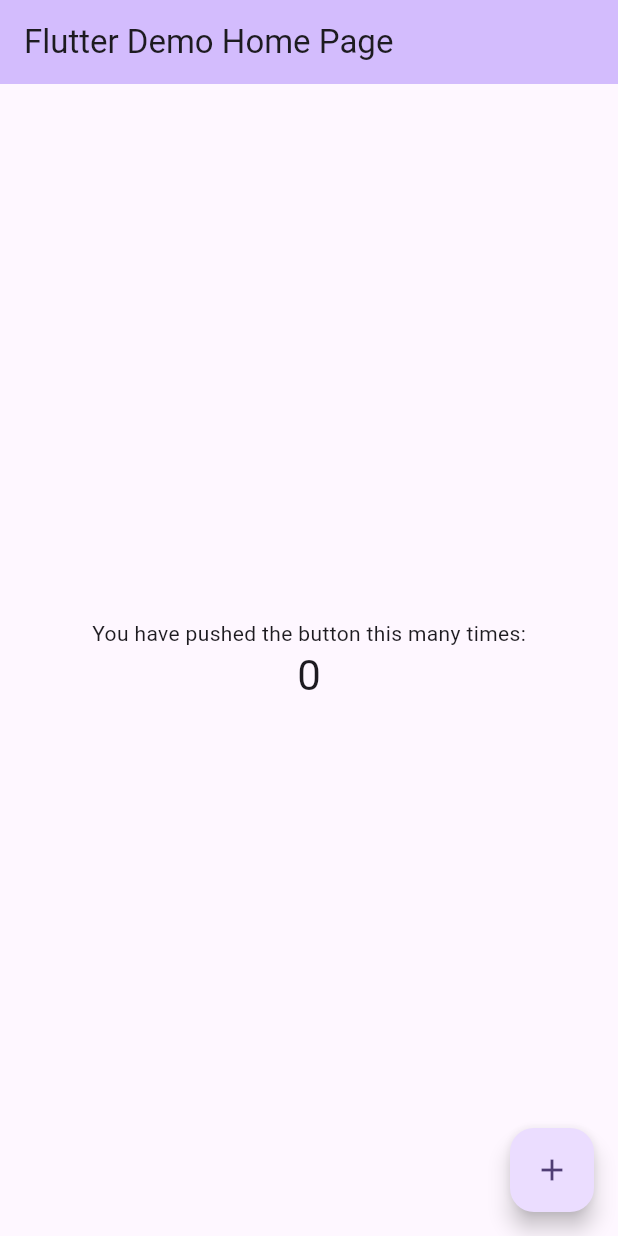
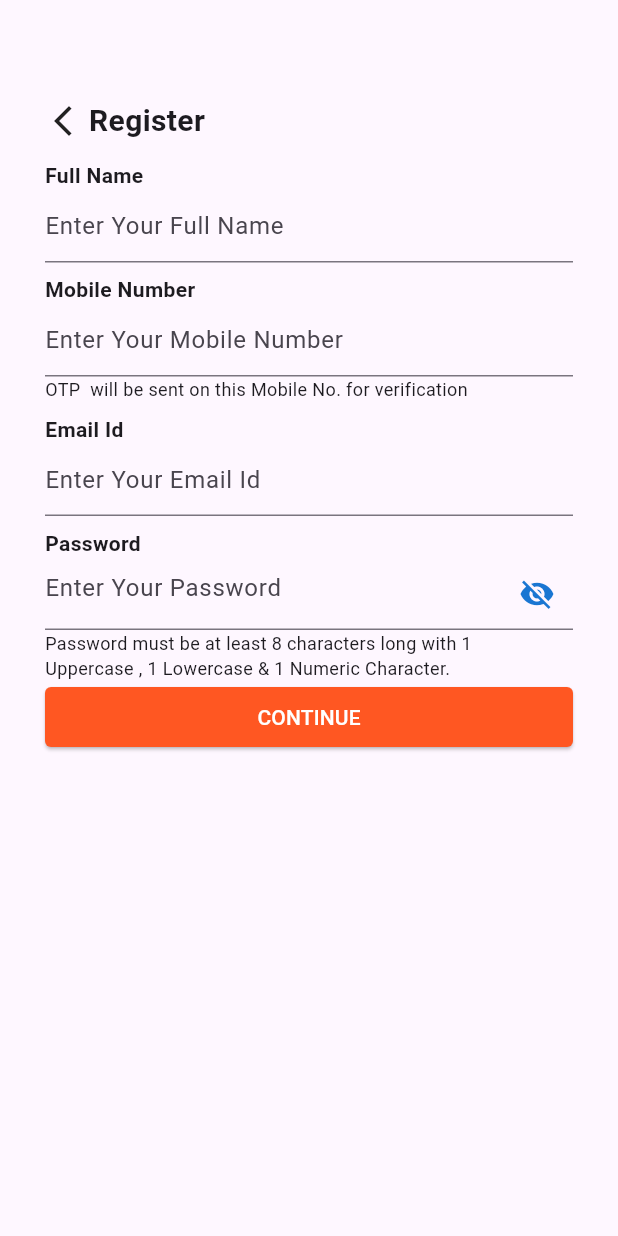
Before and after one commit to navin-680/firstcry, a Flutter app: the screen it shows after launch, on a phone screen of 412 x 824 dp. Run offline on Flutter 3.47's test engine with Material 2 defaults, Android fonts, the phone set to English and light mode, and no system bars; our stand-ins replace cloud_firestore, firebase_core, get; accounts and stored records are empty.

Commit message:
login and register page ui complete

```diff
--- a/lib/main.dart
+++ b/lib/main.dart
@@ -1,6 +1,13 @@
+import 'package:first_cry_demo/register/view/register_page.dart';
 import 'package:flutter/material.dart';
+import 'package:get/get.dart';
+import 'package:firebase_core/firebase_core.dart';
 
-void main() {
+import 'login/view/login_page.dart';
+
+void main() async{
+  WidgetsFlutterBinding.ensureInitialized();
+  await Firebase.initializeApp();
   runApp(const MyApp());
 }
 
@@ -10,116 +17,13 @@ class MyApp extends StatelessWidget {
   // This widget is the root of your application.
   @override
   Widget build(BuildContext context) {
-    return MaterialApp(
+    return GetMaterialApp(
       title: 'Flutter Demo',
       theme: ThemeData(
-        // This is the theme of your application.
-        //
-        // TRY THIS: Try running your application with "flutter run". You'll see
-        // the application has a blue toolbar. Then, without quitting the app,
-        // try changing the seedColor in the colorScheme below to Colors.green
-        // and then invoke "hot reload" (save your changes or press the "hot
-        // reload" button in a Flutter-supported IDE, or press "r" if you used
-        // the command line to start the app).
-        //
-        // Notice that the counter didn't reset back to zero; the application
-        // state is not lost during the reload. To reset the state, use hot
-        // restart instead.
-        //
-        // This works for code too, not just values: Most code changes can be
-        // tested with just a hot reload.
         colorScheme: ColorScheme.fromSeed(seedColor: Colors.deepPurple),
         useMaterial3: true,
       ),
-      home: const MyHomePage(title: 'Flutter Demo Home Page'),
+      home:  RegisterPage(),
     );
   }
 }
-
-class MyHomePage extends StatefulWidget {
-  const MyHomePage({super.key, required this.title});
-
-  // This widget is the home page of your application. It is stateful, meaning
-  // that it has a State object (defined below) that contains fields that affect
-  // how it looks.
-
-  // This class is the configuration for the state. It holds the values (in this
-  // case the title) provided by the parent (in this case the App widget) and
-  // used by the build method of the State. Fields in a Widget subclass are
-  // always marked "final".
-
-  final String title;
-
-  @override
-  State<MyHomePage> createState() => _MyHomePageState();
-}
-
-class _MyHomePageState extends State<MyHomePage> {
-  int _counter = 0;
-
-  void _incrementCounter() {
-    setState(() {
-      // This call to setState tells the Flutter framework that something has
-      // changed in this State, which causes it to rerun the build method below
-      // so that the display can reflect the updated values. If we changed
-      // _counter without calling setState(), then the build method would not be
-      // called again, and so nothing would appear to happen.
-      _counter++;
-    });
-  }
-
-  @override
-  Widget build(BuildContext context) {
-    // This method is rerun every time setState is called, for instance as done
-    // by the _incrementCounter method above.
-    //
-    // The Flutter framework has been optimized to make rerunning build methods
-    // fast, so that you can just rebuild anything that needs updating rather
-    // than having to individually change instances of widgets.
-    return Scaffold(
-      appBar: AppBar(
-        // TRY THIS: Try changing the color here to a specific color (to
-        // Colors.amber, perhaps?) and trigger a hot reload to see the AppBar
-        // change color while the other colors stay the same.
-        backgroundColor: Theme.of(context).colorScheme.inversePrimary,
-        // Here we take the value from the MyHomePage object that was created by
-        // the App.build method, and use it to set our appbar title.
-        title: Text(widget.title),
-      ),
-      body: Center(
-        // Center is a layout widget. It takes a single child and positions it
-        // in the middle of the parent.
-        child: Column(
-          // Column is also a layout widget. It takes a list of children and
-          // arranges them vertically. By default, it sizes itself to fit its
-          // children horizontally, and tries to be as tall as its parent.
-          //
-          // Column has various properties to control how it sizes itself and
-          // how it positions its children. Here we use mainAxisAlignment to
-          // center the children vertically; the main axis here is the vertical
-          // axis because Columns are vertical (the cross axis would be
-          // horizontal).
-          //
-          // TRY THIS: Invoke "debug painting" (choose the "Toggle Debug Paint"
-          // action in the IDE, or press "p" in the console), to see the
-          // wireframe for each widget.
-          mainAxisAlignment: MainAxisAlignment.center,
-          children: <Widget>[
-            const Text(
-              'You have pushed the button this many times:',
-            ),
-            Text(
-              '$_counter',
-              style: Theme.of(context).textTheme.headlineMedium,
-            ),
-          ],
-        ),
-      ),
-      floatingActionButton: FloatingActionButton(
-        onPressed: _incrementCounter,
-        tooltip: 'Increment',
-        child: const Icon(Icons.add),
-      ), // This trailing comma makes auto-formatting nicer for build methods.
-    );
-  }
-}
--- /dev/null
+++ b/lib/register/controller/RegisterController.dart
@@ -0,0 +1,20 @@
+import 'package:first_cry_demo/register/model/RegisterModel.dart';
+import 'package:get/get.dart';
+import 'package:cloud_firestore/cloud_firestore.dart';
+
+class RegisterController extends GetxController{
+  FirebaseFirestore firestore = FirebaseFirestore.instance;
+  CollectionReference users = FirebaseFirestore.instance.collection('users');
+
+  Future<void> addUser(RegisterModel model) {
+    return users
+        .add({
+      'full_name': model.fullName, // John Doe
+      'mobile_number': model.mobileNo, // Stokes and Sons
+      'email_id': model.email,
+      'password':model.password// 42
+    })
+        .then((value) => print("User Added"))
+        .catchError((error) => print("Failed to add user: $error"));
+  }
+}
--- /dev/null
+++ b/lib/register/model/RegisterModel.dart
@@ -0,0 +1,24 @@
+class RegisterModel {
+  String? fullName;
+  int? mobileNo;
+  String? email;
+  String? password;
+
+  RegisterModel({this.fullName, this.mobileNo, this.email, this.password});
+
+  RegisterModel.fromJson(Map<String, dynamic> json) {
+    fullName = json['fullName'];
+    mobileNo = json['mobile_no'];
+    email = json['email'];
+    password = json['password'];
+  }
+
+  Map<String, dynamic> toJson() {
+    final Map<String, dynamic> data = <String, dynamic>{};
+    data['fullName'] = fullName;
+    data['mobile_no'] = mobileNo;
+    data['email'] = email;
+    data['password'] = password;
+    return data;
+  }
+}
--- /dev/null
+++ b/lib/register/view/register_page.dart
@@ -0,0 +1,166 @@
+import 'package:first_cry_demo/register/controller/RegisterController.dart';
+import 'package:first_cry_demo/register/model/RegisterModel.dart';
+import 'package:flutter/material.dart';
+import 'package:get/get.dart';
+class RegisterPage extends StatelessWidget {
+   RegisterPage({super.key});
+  final RegisterController controller = Get.put(RegisterController());
+
+  @override
+  Widget build(BuildContext context) {
+    var passwordVisible = false;
+    return Scaffold(
+      appBar: AppBar(),
+      body: Padding(
+        padding: const EdgeInsets.symmetric(horizontal: 30, vertical: 10),
+        child: Column(
+          mainAxisAlignment: MainAxisAlignment.start,
+          crossAxisAlignment: CrossAxisAlignment.start,
+          children: [
+            const Row(
+              children: [
+                Icon(Icons.arrow_back_ios_new),
+                Text(
+                  " Register",
+                  style: TextStyle(fontWeight: FontWeight.bold, fontSize: 20),
+                ),
+              ],
+            ),
+            const SizedBox(
+              height: 12,
+            ),
+            Form(
+                child: Column(
+              crossAxisAlignment: CrossAxisAlignment.start,
+              children: [
+                const Text(
+                  "Full Name",
+                  style: TextStyle(fontWeight: FontWeight.bold),
+                ),
+                TextFormField(
+                  decoration: const InputDecoration(
+                    hintText: 'Enter Your Full Name',
+                  ),
+                  onSaved: (String? value) {
+                    // This optional block of code can be used to run
+                    // code when the user saves the form.
+                  },
+                  validator: (String? value) {
+                    return (value != null && value.contains('@'))
+                        ? 'Do not use the @ char.'
+                        : null;
+                  },
+                ),
+                const SizedBox(
+                  height: 8,
+                ),
+                const Text(
+                  "Mobile Number",
+                  style: TextStyle(fontWeight: FontWeight.bold),
+                ),
+                TextFormField(
+                  decoration: const InputDecoration(
+                    hintText: 'Enter Your Mobile Number',
+                  ),
+                  onSaved: (String? value) {
+                    // This optional block of code can be used to run
+                    // code when the user saves the form.
+                  },
+                  validator: (String? value) {
+                    return (value != null && value.contains('@'))
+                        ? 'Do not use the @ char.'
+                        : null;
+                  },
+                ),
+                const Text(
+                  "OTP  will be sent on this Mobile No. for verification",
+                  style: TextStyle(fontSize: 12),
+                ),
+                const SizedBox(
+                  height: 8,
+                ),
+                const Text(
+                  "Email Id",
+                  style: TextStyle(fontWeight: FontWeight.bold),
+                ),
+                TextFormField(
+                  decoration: const InputDecoration(
+                    hintText: 'Enter Your Email Id',
+                  ),
+                  onSaved: (String? value) {
+                    // This optional block of code can be used to run
+                    // code when the user saves the form.
+                  },
+                  validator: (String? value) {
+                    return (value != null && value.contains('@'))
+                        ? 'Do not use the @ char.'
+                        : null;
+                  },
+                ),
+                const SizedBox(
+                  height: 8,
+                ),
+                const Text(
+                  "Password",
+                  style: TextStyle(fontWeight: FontWeight.bold),
+                ),
+                TextFormField(
+                    decoration: InputDecoration(
+                      hintText: 'Enter Your Password',
+                      suffixIcon: IconButton(
+                        icon: Icon(
+                          // Based on passwordVisible state choose the icon
+                          passwordVisible
+                              ? Icons.visibility
+                              : Icons.visibility_off,
+                          color: Theme.of(context).primaryColorDark,
+                        ),
+                        onPressed: () {
+                          // Update the state i.e. toogle the state of passwordVisible variable
+                          /* setState(() {
+                          passwordVisible = !passwordVisible;
+                        });*/
+                        },
+                      ),
+                    ),
+                    onSaved: (String? value) {
+                      // This optional block of code can be used to run
+                      // code when the user saves the form.
+                    },
+                    validator: (String? value) {
+                      return (value != null && value.contains('@'))
+                          ? 'Do not use the @ char.'
+                          : null;
+                    },
+                    obscureText: !passwordVisible),
+                const Text(
+                  "Password must be at least 8 characters long with 1 Uppercase , 1 Lowercase & 1 Numeric Character.",
+                  style: TextStyle(fontSize: 12),
+                ),
+              ],
+            )),
+
+            SizedBox (
+              width: MediaQuery.of(context).size.width,
+              child: ElevatedButton(
+                onPressed: () {
+                  controller.addUser(RegisterModel(fullName: "vikas",mobileNo: 1234567890,email: "vikad",password: "1234"));
+                },
+                style: ElevatedButton.styleFrom(
+                  backgroundColor: Colors.deepOrange,
+                  shape: RoundedRectangleBorder(
+                    borderRadius: BorderRadius.circular(4), // <-- Radius
+                  ),
+                ),
+                child: const Text(
+                  "CONTINUE",
+                  style: TextStyle(color: Colors.white),
+                ),
+              ),
+            ),
+          ],
+        ),
+      ),
+    );
+  }
+}
```
Also changed, not shown: lib/login/view/login_page.dart (added, +123 -0 lines), pubspec.yaml (+5 -3 lines), assets/icons/google.png (added), pubspec.lock, 3 other files.
